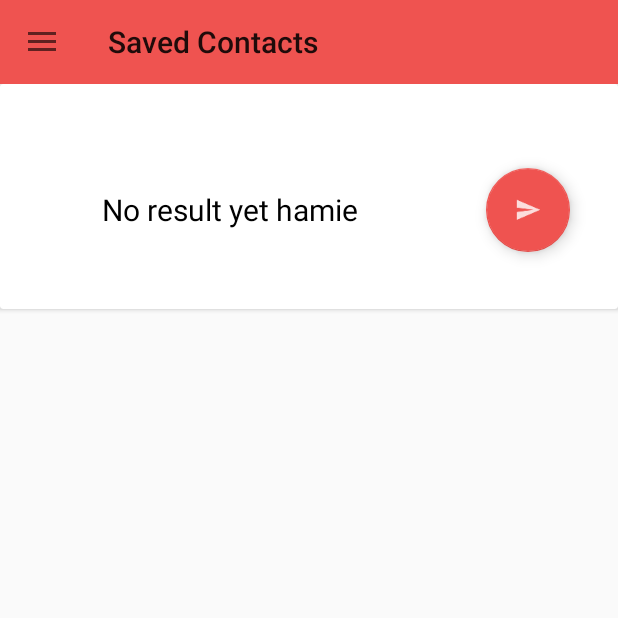
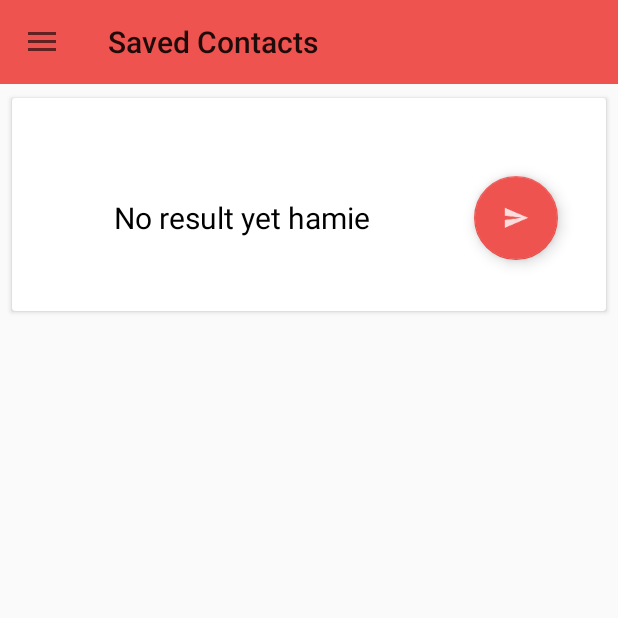
Before and after one commit to ArjunBansil/FollowUp, an Android app: the fragment ResultFragment placed in its activity, after a tap on "Saved Contacts", on a phone screen of 412 x 824 dp, the top half of it. Run offline under Robolectric (Android 15) with nearby library versions, the phone set to English and light mode, and no system bars; libraries missing offline, so code that uses them is left out: com.facebook, com.facebook.login, com.twitter.sdk, io.fabric.sdk; 4 statements that could not run were skipped; 2 other taps on this screen came first.

Commit message:
Fixed some layout issues. Fixed potential issue of saving result twice

```diff
--- a/app/src/main/java/com/kingkrooks/followup/Contacts.java
+++ b/app/src/main/java/com/kingkrooks/followup/Contacts.java
@@ -1,6 +1,7 @@
 package com.kingkrooks.followup;
 
 
+import android.content.pm.ActivityInfo;
 import android.os.Bundle;
 import android.app.Fragment;
 import android.os.Environment;
@@ -46,6 +47,7 @@ public class Contacts extends Fragment {
         view = inflater.inflate(R.layout.fragment_contacts, container, false);
 
         getActivity().setTitle("Saved Contacts");
+        getActivity().setRequestedOrientation(ActivityInfo.SCREEN_ORIENTATION_UNSPECIFIED);
 
         RecyclerView recList = (RecyclerView)view.findViewById(R.id.contactList);
         recList.setHasFixedSize(true);
--- a/app/src/main/java/com/kingkrooks/followup/MainActivityFragment.java
+++ b/app/src/main/java/com/kingkrooks/followup/MainActivityFragment.java
@@ -2,6 +2,7 @@ package com.kingkrooks.followup;
 
 import android.app.ActionBar;
 import android.content.Intent;
+import android.content.pm.ActivityInfo;
 import android.database.Cursor;
 import android.graphics.Bitmap;
 import android.graphics.BitmapFactory;
@@ -47,6 +48,8 @@ public class MainActivityFragment extends Fragment {
     public View onCreateView(LayoutInflater inflater, ViewGroup container,
                              Bundle savedInstanceState){
         view = inflater.inflate(R.layout.fragment_first, container, false);
+
+        getActivity().setRequestedOrientation(ActivityInfo.SCREEN_ORIENTATION_PORTRAIT);
 
         db = new DatabaseHandler(getActivity().getApplicationContext());
         img= (ImageView)view.findViewById(R.id.imageView);
--- a/app/src/main/java/com/kingkrooks/followup/ResultFragment.java
+++ b/app/src/main/java/com/kingkrooks/followup/ResultFragment.java
@@ -1,6 +1,7 @@
 package com.kingkrooks.followup;
 
 import android.app.Activity;
+import android.content.pm.ActivityInfo;
 import android.net.Uri;
 import android.os.Bundle;
 import android.app.Fragment;
@@ -38,6 +39,7 @@ public class ResultFragment extends Fragment {
 
     private String result = "No result yet hamie";
     private View view;
+    private int counter = 1;
     private FloatingActionButton fab;
 
 
@@ -62,12 +64,14 @@ public class ResultFragment extends Fragment {
 
 
         getActivity().setTitle(getResources().getString(R.string.results));
+        getActivity().setRequestedOrientation(ActivityInfo.SCREEN_ORIENTATION_PORTRAIT);
         fab = (FloatingActionButton)view.findViewById(R.id.saveButton);
 
 
         fab.setOnClickListener(new View.OnClickListener() {
             @Override
             public void onClick(View v) {
+                if(counter == 0){
                     File directory = new File(Environment.getExternalStorageDirectory().getAbsolutePath() + "/Connext");
                     directory.mkdirs();
                     File file = new File(directory, "contacts.txt");
@@ -104,14 +108,19 @@ public class ResultFragment extends Fragment {
 
                         }catch (Exception e){
                             e.printStackTrace();
-                        Log.i("tag", e.toString());
-                        Log.i("tag", "File was not written");
+
                         }
 
                     }
 
-                Snackbar.make(view, "File Saved", Snackbar.LENGTH_SHORT)
+                    Snackbar.make(view, "Contact Saved for Later", Snackbar.LENGTH_SHORT)
                             .show();
+                    counter++;
+                }else{
+                    Snackbar.make(view, "Contact Already Saved", Snackbar.LENGTH_SHORT)
+                            .show();
+                }
+
             }
         });
 
@@ -163,6 +172,18 @@ public class ResultFragment extends Fragment {
 
     }
 
+    @Override
+    public void onDetach(){
+        super.onDetach();
+        counter = 0;
+    }
+
+    @Override
+    public void onResume(){
+        super.onResume();
+        counter = 0;
+    }
+
 
 
 }
--- a/app/src/main/java/com/kingkrooks/followup/fragment_two.java
+++ b/app/src/main/java/com/kingkrooks/followup/fragment_two.java
@@ -4,6 +4,7 @@ package com.kingkrooks.followup;
 import android.app.ActionBar;
 import android.content.Context;
 import android.content.Intent;
+import android.content.pm.ActivityInfo;
 import android.os.Bundle;
 import android.app.Fragment;
 import android.support.design.widget.FloatingActionButton;
@@ -76,6 +77,8 @@ public class fragment_two extends Fragment {
         view = inflater.inflate(R.layout.fragment_fragment_two, container, false);
 
         getActivity().setTitle(getResources().getString(R.string.add_info));
+
+        getActivity().setRequestedOrientation(ActivityInfo.SCREEN_ORIENTATION_UNSPECIFIED);
 
 
         twitterLoginButton = (TwitterLoginButton)view.findViewById(R.id.twitter_login);
--- a/app/src/main/res/layout/contact_card.xml
+++ b/app/src/main/res/layout/contact_card.xml
@@ -1,6 +1,13 @@
 <?xml version="1.0" encoding="utf-8"?>
 <android.support.v7.widget.CardView xmlns:android="http://schemas.android.com/apk/res/android"
+    xmlns:card_view="http://schemas.android.com/apk/res-auto"
+    xmlns:app="http://schemas.android.com/tools"
+    android:id="@+id/contact_card"
     android:layout_width="match_parent"
+    card_view:cardUseCompatPadding="true"
+    card_view:elevation="10dp"
+    android:layout_margin="5dp"
+
     android:layout_height="150dp">
 
     <RelativeLayout
@@ -9,7 +16,6 @@
         android:layout_alignParentTop="true"
         android:layout_alignParentStart="true"
         android:paddingLeft="20dp"
-        android:paddingTop="10dp"
         android:layout_marginTop="18dp">
 
         <TextView
```
Also changed, not shown: app/src/main/res/layout/fragment_fragment_two.xml (+9 -0 lines), 1 other file. Lines whose indentation alone changed are shown as unchanged.
